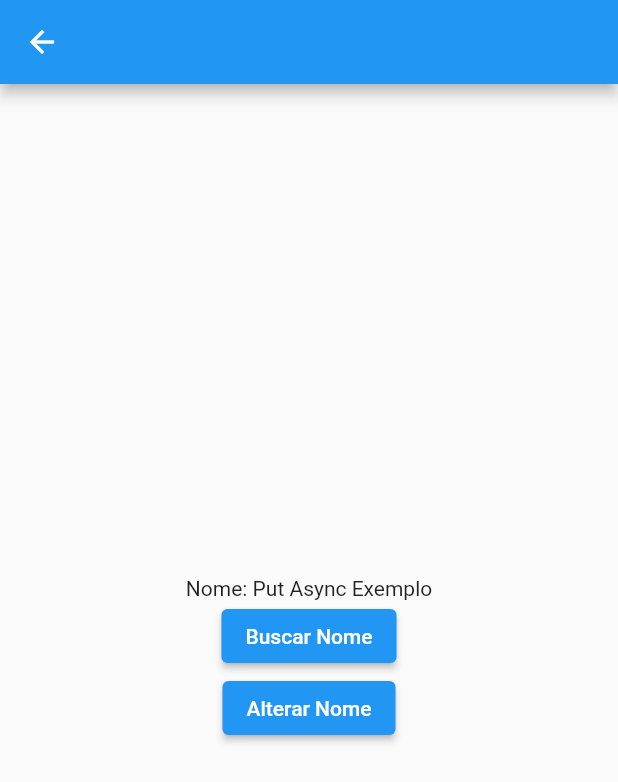
After one commit to dariopmaciel/get_dependencias, a Flutter app: the PutAsyncPage screen opened by its route, after a tap on "Buscar Nome", on a phone screen of 412 x 824 dp. The commit adds this screen. Shown: the top 782 px of the screen. Run offline on Flutter 3.47's test engine with Material 3 defaults, Android fonts, the phone set to English and light mode, and no system bars; our stand-ins replace get, shared_preferences; accounts and stored records are empty.

Commit message:
lazy put e sharedpreferences

```diff
--- a/lib/main.dart
+++ b/lib/main.dart
@@ -5,6 +5,7 @@ import 'package:get_dependencias/pages/home_page.dart';
 import 'package:get_dependencias/pages/metodos/lazyPut/lazy_put_page.dart';
 import 'package:get_dependencias/pages/metodos/metodos_home_page.dart';
 import 'package:get_dependencias/pages/metodos/put/put_page.dart';
+import 'package:get_dependencias/pages/metodos/putAsync/put_async_page.dart';
 
 void main() {
   runApp(const MyApp());
@@ -30,6 +31,7 @@ class MyApp extends StatelessWidget {
             children: [
               GetPage(name: '/put', page: () => const PutPage()),
               GetPage(name: '/lazy', page: () => LazyPutPage()),
+              GetPage(name: '/putAsync', page: () =>  PutAsyncPage()),
             ]),
       ],
     );
--- a/lib/pages/metodos/lazyPut/lazy_put_page.dart
+++ b/lib/pages/metodos/lazyPut/lazy_put_page.dart
@@ -8,8 +8,9 @@ class LazyPutPage extends StatefulWidget {
     //!inicialização Tardia conforme comparado com PUT que inicializa tudo ao se instanciar.
     //! o lazyPut não inicializa, somente quando demandado
     Get.lazyPut(() => LazyPutController());
-    Get.lazyPut(() => LazyPutFenixController(), fenix: true); //! GUARDA A FACTORY e cada invocação uma nova fabrica
-    // Get.put(LazyPutFenixController(), permanent: true);//! GUARDA A INSTANCIA, a classe.
+    Get.lazyPut(() => LazyPutFenixController(), fenix: true); //! GUARDA A FACTORY e cada invocação uma nova fabrica MATANDO a classe, podendo ser acessada de qualquer lugar
+    //* Get.put(LazyPutFenixController(), permanent: true);//! GUARDA A INSTANCIA, a classe.
+    //alterar para visualizar
   }
 
   @override
--- a/lib/pages/metodos/metodos_home_page.dart
+++ b/lib/pages/metodos/metodos_home_page.dart
@@ -26,6 +26,13 @@ class MetodosHomePage extends StatelessWidget {
               },
               child: const Text("Lazy Put"),
             ),
+             ElevatedButton(
+              onPressed: () {
+                // Get.to(() => const BasicoHomePage());
+                Navigator.of(context).pushNamed('/metodos/putAsync');
+              },
+              child: const Text("Put Async"),
+            ),
           ],
         ),
       ),
--- /dev/null
+++ b/lib/pages/metodos/putAsync/put_async_page.dart
@@ -0,0 +1,57 @@
+import 'package:flutter/material.dart';
+import 'package:get/get.dart';
+import 'package:shared_preferences/shared_preferences.dart';
+
+class PutAsyncPage extends StatefulWidget {
+  PutAsyncPage({Key? key}) : super(key: key) {
+    Get.putAsync(
+      () async {
+        print("Executou o sharedPreferences!");
+        final prefs = await SharedPreferences.getInstance();
+        prefs.setString('nome', 'Put Async Exemplo');
+        return prefs;
+      }, permanent: true
+    );
+  }
+
+  @override
+  State<PutAsyncPage> createState() => _PutAsyncPageState();
+}
+
+class _PutAsyncPageState extends State<PutAsyncPage> {
+  String nome = '';
+
+  @override
+  Widget build(BuildContext context) {
+    return Scaffold(
+      appBar: AppBar(
+        title: const Text(''),
+      ),
+      body: Center(
+        child: Column(
+          mainAxisAlignment: MainAxisAlignment.center,
+          children: [
+            Text('Nome: $nome'),
+            ElevatedButton(
+              onPressed: () {
+                setState(() {
+                  nome = Get.find<SharedPreferences>().getString('nome') ??
+                      'nome não encontrado';
+                });
+              },
+              child: const Text("Buscar Nome"),
+            ),
+            ElevatedButton(
+              onPressed: () {
+                setState(() {
+                  Get.find<SharedPreferences>().setString('nome', 'nome alterado');
+                });
+              },
+              child: const Text("Alterar Nome"),
+            ),
+          ],
+        ),
+      ),
+    );
+  }
+}
--- a/pubspec.yaml
+++ b/pubspec.yaml
@@ -36,6 +36,9 @@ dependencies:
   # Use with the CupertinoIcons class for iOS style icons.
   cupertino_icons: ^1.0.8
   get: ^4.6.6
+  shared_preferences: ^2.3.2
+
+
 
 dev_dependencies:
   flutter_test:
```
Also changed, not shown: pubspec.lock.
